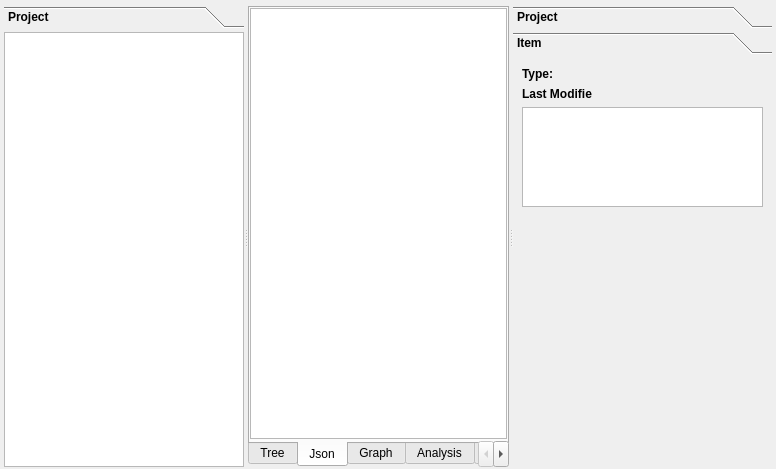
Qt form sub3suite/src/project/Project.ui (3nock/OTE) before a commit.
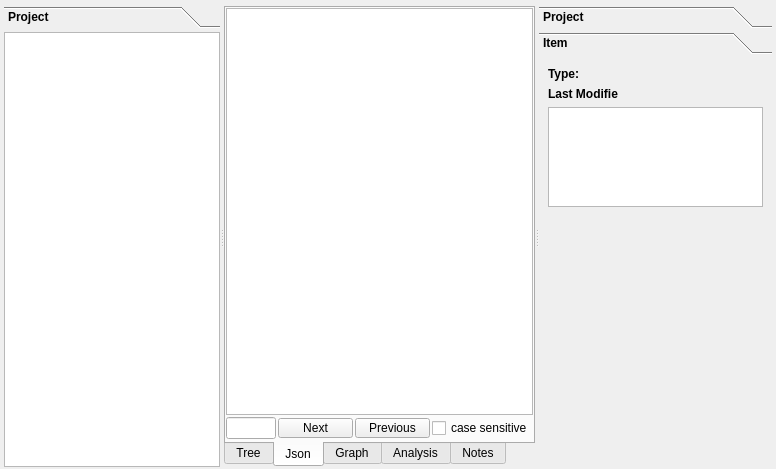
The same form after that commit. The open tabs and pages were chosen to show the change.

The edit to the form file:
```diff
--- a/sub3suite/src/project/Project.ui
+++ b/sub3suite/src/project/Project.ui
@@ -68,7 +68,7 @@
          <rect>
           <x>0</x>
           <y>0</y>
-          <width>231</width>
+          <width>293</width>
           <height>436</height>
          </rect>
         </property>
@@ -256,7 +256,10 @@
         <attribute name="title">
          <string>Json</string>
         </attribute>
-        <layout class="QVBoxLayout" name="verticalLayout_10">
+        <layout class="QVBoxLayout" name="verticalLayout_9">
+         <property name="spacing">
+          <number>2</number>
+         </property>
          <property name="leftMargin">
           <number>0</number>
          </property>
@@ -272,6 +275,65 @@
          <item>
           <widget class="QPlainTextEdit" name="plainTextEditJson"/>
          </item>
+         <item>
+          <layout class="QHBoxLayout" name="horizontalLayout_11">
+           <item>
+            <widget class="QLineEdit" name="lineEditFind">
+             <property name="minimumSize">
+              <size>
+               <width>0</width>
+               <height>0</height>
+              </size>
+             </property>
+            </widget>
+           </item>
+           <item>
+            <widget class="QToolButton" name="buttonNext">
+             <property name="minimumSize">
+              <size>
+               <width>75</width>
+               <height>20</height>
+              </size>
+             </property>
+             <property name="maximumSize">
+              <size>
+               <width>70</width>
+               <height>20</height>
+              </size>
+             </property>
+             <property name="text">
+              <string>Next</string>
+             </property>
+            </widget>
+           </item>
+           <item>
+            <widget class="QToolButton" name="buttonPrev">
+             <property name="minimumSize">
+              <size>
+               <width>75</width>
+               <height>20</height>
+              </size>
+             </property>
+             <property name="maximumSize">
+              <size>
+               <width>70</width>
+               <height>20</height>
+              </size>
+             </property>
+             <property name="text">
+              <string>Previous</string>
+             </property>
+            </widget>
+           </item>
+           <item>
+            <widget class="QCheckBox" name="checkBoxCaseSensitive">
+             <property name="text">
+              <string>case sensitive</string>
+             </property>
+            </widget>
+           </item>
+          </layout>
+         </item>
         </layout>
        </widget>
        <widget class="QWidget" name="tabGraph">
@@ -542,6 +604,14 @@
        </layout>
       </widget>
       <widget class="QWidget" name="page">
+       <property name="geometry">
+        <rect>
+         <x>0</x>
+         <y>0</y>
+         <width>118</width>
+         <height>411</height>
+        </rect>
+       </property>
        <attribute name="label">
         <string>Item</string>
        </attribute>
```
Left out of the diff: 2 changed lines with no effect on the pictures.
